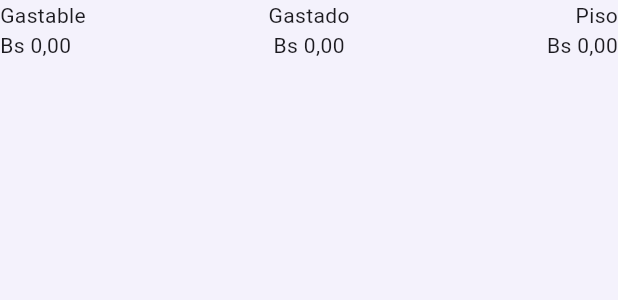
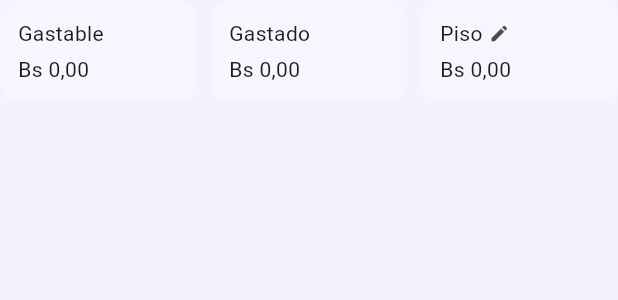
Before and after one commit to Fercho63036/gastos_app, a Flutter app: the FilaGastablePisoWidget widget shown alone on an empty page, opened directly with empty values, on a phone screen of 412 x 824 dp. Shown: the top 300 px of the screen. Run offline on Flutter 3.47's test engine with Material 3 defaults, Android fonts, the phone set to English and light mode, and no system bars; our stand-ins replace get_it, go_router, pull_to_refresh, shared_preferences, sqflite; accounts and stored records are empty.

Commit message:
Style: Mejorar estilo de tarjeta 'Te queda este mes' con diseño más ordenado
- Reescribir FilaGastablePisoWidget con 3 bloques iguales (Gastable, Gastado, Piso)
  * Cada métrica en su propio bloque con fondo translúcido y esquinas redondeadas
  * Todos alineados a la izquierda y del mismo ancho (Expanded)
  * Ícono de lápiz en línea junto a etiqueta 'Piso', no superpuesto
  * Piso totalmente tocable (InkWell) con feedback visual
- Agregar constantes a AppDimensions (radiusMetricaTarjeta, paddingMetricaTarjeta, espacioMetricas, tamanoIconoEditar)
- Agregar colores a AppColores (fondoMetricaTarjeta, opacidadTextoAtenuado)
- Actualizar MontoInicialWidget: texto atenuado con opacidad 70%
- Actualizar TarjetaSaldoWidget: encabezado y pie atenuados (70% opacidad)
- Mantener funcionalidad exacta: piso editable, recalculos al instante, sin cambios de lógica

Co-Authored-By: Claude Haiku 4.5 <noreply@anthropic.com>

```diff
--- a/lib/app/core/constants/app_dimensions.dart
+++ b/lib/app/core/constants/app_dimensions.dart
@@ -98,11 +98,15 @@ class AppDimensions {
   static const double tamanoIconoCategoria = 48.0;
   static const double radiusTarjeta = 18.0;
   static const double radiusTarjetaSaldo = 24.0;
+  static const double radiusMetricaTarjeta = 12.0;
   static const double alturaBotonAccion = 44.0;
   static const double largoGuionBorde = 5.0;
   static const double espacioGuionBorde = 4.0;
   static const double opacidadAnulado = 0.45;
   static const double opacidadPistaIcono = 0.18;
+  static const double paddingMetricaTarjeta = 12.0;
+  static const double tamanoIconoEditar = 14.0;
+  static const double espacioMetricas = 10.0;
 
   /********************************** PERFIL ***********************************/
   static const double radioAvatarPerfil = 48.0;
--- a/lib/app/core/theme/app_colores.dart
+++ b/lib/app/core/theme/app_colores.dart
@@ -37,6 +37,8 @@ class AppColores {
   static const Color tarjetaSaldo = Color(0xFF9C8EEB);
   static const Color textoTarjetaSaldo = Color(0xFF1E1A3C);
   static const Color pistaProgresoSaldo = Color(0xFF7C6CD6);
+  static const Color fondoMetricaTarjeta = Color(0x40FFFFFF); // blanco 25% opacidad
+  static const double opacidadTextoAtenuado = 0.70;
 
   /*************** INICIO: CATEGORÍAS Y ESTADOS DE MOVIMIENTOS ****************/
   static const Color categoriaComida = Color(0xFFF2B84B);
--- a/lib/app/features/inicio/widgets/resumen/fila_gastable_piso_widget.dart
+++ b/lib/app/features/inicio/widgets/resumen/fila_gastable_piso_widget.dart
@@ -2,6 +2,8 @@
 import 'package:flutter/material.dart';
 
 /*********************************** CORE ***********************************/
+import 'package:gastos_app/app/core/constants/app_dimensions.dart';
+import 'package:gastos_app/app/core/theme/app_colores.dart';
 import 'package:gastos_app/app/core/utils/formato_helpers.dart';
 
 /********************************** SHARED **********************************/
@@ -24,29 +26,87 @@ class FilaGastablePisoWidget extends StatelessWidget {
     this.onEditarPiso,
   });
 
-  /********************************* BUILD VALOR *********************************/
-  Widget _buildValor(
-    String etiqueta,
-    int montoCentavos,
-    CrossAxisAlignment alineacion,
-  ) {
+  /***************************** BUILD MÉTRICA ****************************/
+  Widget _buildMetrica({
+    required String etiqueta,
+    required int montoCentavos,
+    required bool esEditableConPiso,
+  }) {
     final monto = FormatoHelpers.formatearMonto(montoCentavos);
-    return Column(
-      crossAxisAlignment: alineacion,
+    final colorAtenuado = estilo?.color?.withValues(
+      alpha: AppColores.opacidadTextoAtenuado,
+    ) ?? Colors.black.withValues(
+      alpha: AppColores.opacidadTextoAtenuado,
+    );
+
+    Widget contenido = Column(
+      crossAxisAlignment: CrossAxisAlignment.start,
       mainAxisSize: MainAxisSize.min,
       children: [
-        Text(
-          etiqueta,
-          style: estilo?.copyWith(fontWeight: FontWeight.w500),
-          overflow: TextOverflow.ellipsis,
+        // Etiqueta con ícono opcional
+        Row(
+          mainAxisSize: MainAxisSize.min,
+          spacing: AppDimensions.paddingXS,
+          children: [
+            Flexible(
+              child: Text(
+                etiqueta,
+                style: estilo?.copyWith(
+                  fontWeight: FontWeight.w500,
+                  color: colorAtenuado,
+                ),
+                overflow: TextOverflow.ellipsis,
+              ),
+            ),
+            if (esEditableConPiso)
+              Icon(
+                Icons.edit,
+                size: AppDimensions.tamanoIconoEditar,
+                color: colorAtenuado,
+              ),
+          ],
         ),
-        Text(
-          monto,
-          style: estilo,
-          maxLines: 1,
-          overflow: TextOverflow.ellipsis,
+        SizedBox(height: AppDimensions.paddingXS),
+        // Monto
+        FittedBox(
+          fit: BoxFit.scaleDown,
+          alignment: Alignment.centerLeft,
+          child: Text(
+            monto,
+            style: estilo?.copyWith(fontWeight: FontWeight.w700),
+            maxLines: 1,
+          ),
         ),
       ],
+    );
+
+    // Si es editable (Piso), envolver en InkWell
+    if (esEditableConPiso && onEditarPiso != null) {
+      return Material(
+        color: Colors.transparent,
+        child: InkWell(
+          onTap: onEditarPiso,
+          borderRadius: BorderRadius.circular(
+            AppDimensions.radiusMetricaTarjeta,
+          ),
+          child: Padding(
+            padding: const EdgeInsets.all(AppDimensions.paddingMetricaTarjeta),
+            child: contenido,
+          ),
+        ),
+      );
+    }
+
+    // Si no es editable, solo con fondo y padding
+    return Container(
+      padding: const EdgeInsets.all(AppDimensions.paddingMetricaTarjeta),
+      decoration: BoxDecoration(
+        color: AppColores.fondoMetricaTarjeta,
+        borderRadius: BorderRadius.circular(
+          AppDimensions.radiusMetricaTarjeta,
+        ),
+      ),
+      child: contenido,
     );
   }
 
@@ -54,41 +114,27 @@ class FilaGastablePisoWidget extends StatelessWidget {
   @override
   Widget build(BuildContext context) {
     return Row(
+      spacing: AppDimensions.espacioMetricas,
       children: [
         Expanded(
-          child: _buildValor(
-            InicioStrings.gastable,
-            resumen.gastableCentavos,
-            CrossAxisAlignment.start,
+          child: _buildMetrica(
+            etiqueta: InicioStrings.gastable,
+            montoCentavos: resumen.gastableCentavos,
+            esEditableConPiso: false,
           ),
         ),
         Expanded(
-          child: _buildValor(
-            InicioStrings.gastado,
-            resumen.gastadoCentavos,
-            CrossAxisAlignment.center,
+          child: _buildMetrica(
+            etiqueta: InicioStrings.gastado,
+            montoCentavos: resumen.gastadoCentavos,
+            esEditableConPiso: false,
           ),
         ),
         Expanded(
-          child: GestureDetector(
-            onTap: onEditarPiso,
-            child: MouseRegion(
-              cursor: onEditarPiso != null
-                  ? SystemMouseCursors.click
-                  : MouseCursor.defer,
-              child: Stack(
-                alignment: Alignment.topRight,
-                children: [
-                  _buildValor(
-                    InicioStrings.piso,
-                    resumen.pisoCentavos,
-                    CrossAxisAlignment.end,
-                  ),
-                  if (onEditarPiso != null)
-                    const Icon(Icons.edit, size: 16),
-                ],
-              ),
-            ),
+          child: _buildMetrica(
+            etiqueta: InicioStrings.piso,
+            montoCentavos: resumen.pisoCentavos,
+            esEditableConPiso: true,
           ),
         ),
       ],
--- a/lib/app/features/inicio/widgets/resumen/monto_inicial_widget.dart
+++ b/lib/app/features/inicio/widgets/resumen/monto_inicial_widget.dart
@@ -2,6 +2,7 @@
 import 'package:flutter/material.dart';
 
 /*********************************** CORE ***********************************/
+import 'package:gastos_app/app/core/theme/app_colores.dart';
 import 'package:gastos_app/app/core/utils/formato_helpers.dart';
 
 /********************************* FEATURE **********************************/
@@ -23,9 +24,17 @@ class MontoInicialWidget extends StatelessWidget {
   @override
   Widget build(BuildContext context) {
     final monto = FormatoHelpers.formatearMonto(montoInicialCentavos);
+    final colorAtenuado = estilo?.color?.withValues(
+      alpha: AppColores.opacidadTextoAtenuado,
+    ) ?? Colors.black.withValues(
+      alpha: AppColores.opacidadTextoAtenuado,
+    );
     return Text(
       '${InicioStrings.montoInicial}: $monto',
-      style: estilo?.copyWith(fontWeight: FontWeight.w500),
+      style: estilo?.copyWith(
+        fontWeight: FontWeight.w500,
+        color: colorAtenuado,
+      ),
       maxLines: 1,
       overflow: TextOverflow.ellipsis,
     );
--- a/lib/app/features/inicio/widgets/resumen/tarjeta_saldo_widget.dart
+++ b/lib/app/features/inicio/widgets/resumen/tarjeta_saldo_widget.dart
@@ -52,6 +52,16 @@ class TarjetaSaldoWidget extends StatelessWidget {
     );
   }
 
+  /***************************** ESTILO ATENUADO *****************************/
+  TextStyle? _buildEstiloAtenuado(BuildContext context, TextStyle? estiloBase) {
+    final colorAtenuado = estiloBase?.color?.withValues(
+      alpha: AppColores.opacidadTextoAtenuado,
+    ) ?? Colors.black.withValues(
+      alpha: AppColores.opacidadTextoAtenuado,
+    );
+    return estiloBase?.copyWith(color: colorAtenuado);
+  }
+
   /****************************** TEXTO PORCENTAJE *******************************/
   String _buildTextoPorcentaje() {
     final porcentaje = InicioHelpers.porcentajeDisponible(resumen);
@@ -63,6 +73,7 @@ class TarjetaSaldoWidget extends StatelessWidget {
   @override
   Widget build(BuildContext context) {
     final estiloBase = _buildEstiloBase(context);
+    final estiloAtenuado = _buildEstiloAtenuado(context, estiloBase);
 
     return Container(
       padding: const EdgeInsets.all(AppDimensions.paddingSM),
@@ -71,7 +82,7 @@ class TarjetaSaldoWidget extends StatelessWidget {
         crossAxisAlignment: CrossAxisAlignment.start,
         spacing: AppDimensions.paddingS,
         children: [
-          Text(InicioStrings.teQuedaEsteMes, style: estiloBase),
+          Text(InicioStrings.teQuedaEsteMes, style: estiloAtenuado),
           FittedBox(
             fit: BoxFit.scaleDown,
             alignment: Alignment.centerLeft,
@@ -96,7 +107,7 @@ class TarjetaSaldoWidget extends StatelessWidget {
           ),
           Text(
             _buildTextoPorcentaje(),
-            style: estiloBase?.copyWith(fontWeight: FontWeight.w700),
+            style: estiloAtenuado?.copyWith(fontWeight: FontWeight.w700),
           ),
         ],
       ),
```
